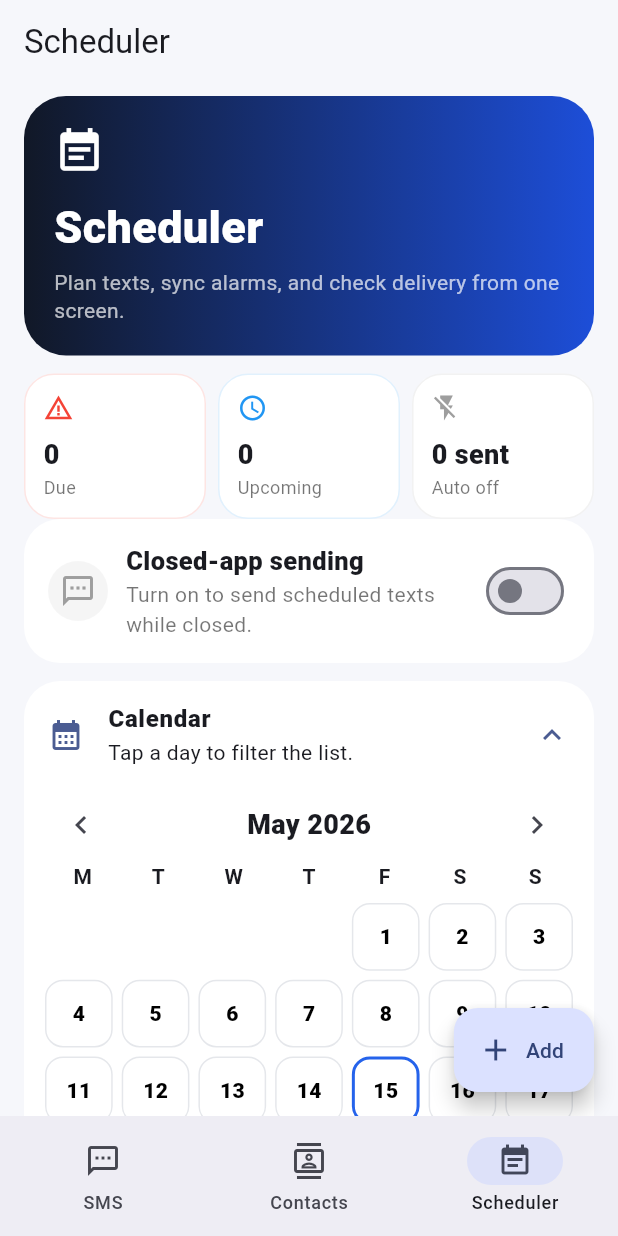
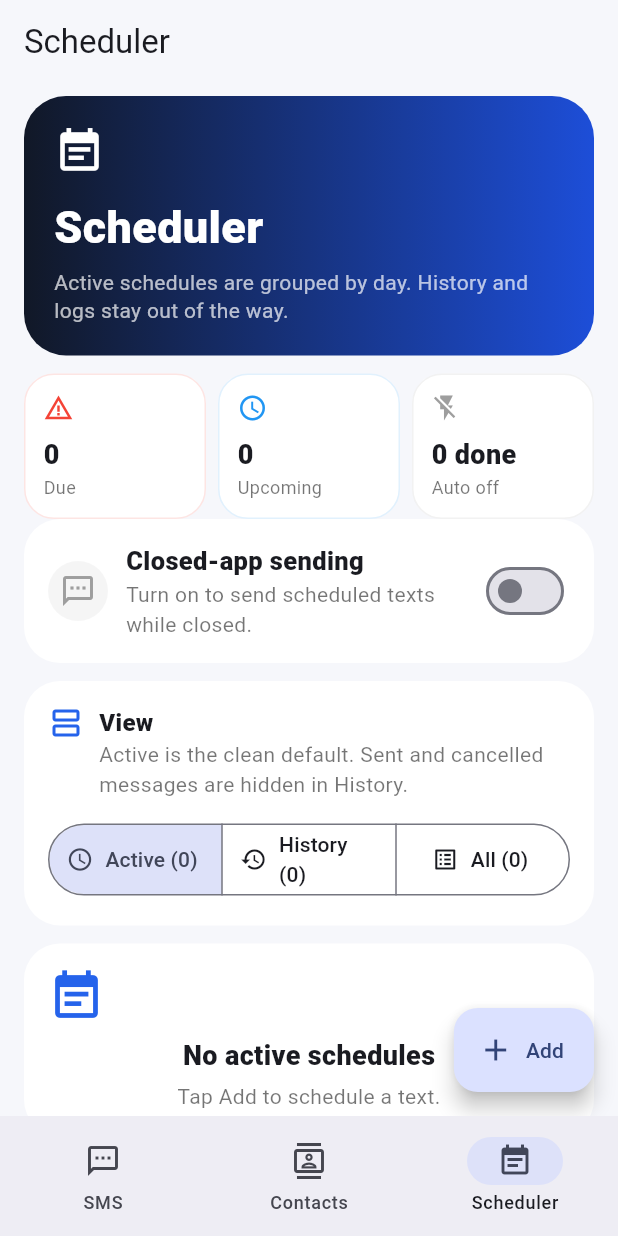
Before and after one commit to Archil3s/text-helper-, a Flutter app: the screen it shows after launch, item 3 of the bottom bar chosen, on a phone screen of 412 x 824 dp. Run offline on Flutter 3.47's test engine with Material 3 defaults, Android fonts, the phone set to English and light mode, and no system bars; our stand-ins replace shared_preferences.

Commit message:
Declutter scheduler with active grouped view

```diff
--- a/lib/main.dart
+++ b/lib/main.dart
@@ -44,6 +44,7 @@ class TextHelperApp extends StatelessWidget {
 }
 
 enum Status { scheduled, sent, cancelled }
+enum ScheduleFilter { active, history, all }
 
 class Contact {
   const Contact({required this.id, required this.name, required this.phone, this.note = '', this.fav = false});
@@ -550,25 +551,43 @@ class SchedulePage extends StatefulWidget {
 class _SchedulePageState extends State<SchedulePage> {
   late DateTime calendarMonth = DateTime(DateTime.now().year, DateTime.now().month);
   DateTime? selectedDay;
+  ScheduleFilter filter = ScheduleFilter.active;
 
   @override
   Widget build(BuildContext context) {
     final sorted = [...widget.jobs]..sort((a, b) => a.time.compareTo(b.time));
-    final filtered = selectedDay == null ? sorted : sorted.where((j) => sameDay(j.time, selectedDay!)).toList();
+    final dateFiltered = selectedDay == null ? sorted : sorted.where((j) => sameDay(j.time, selectedDay!)).toList();
+    final visible = switch (filter) {
+      ScheduleFilter.active => dateFiltered.where((j) => j.status == Status.scheduled).toList(),
+      ScheduleFilter.history => dateFiltered.where((j) => j.status != Status.scheduled).toList(),
+      ScheduleFilter.all => dateFiltered,
+    };
     final due = widget.jobs.where((j) => j.status == Status.scheduled && j.due).length;
     final upcoming = widget.jobs.where((j) => j.status == Status.scheduled && !j.due).length;
-    final sent = widget.jobs.where((j) => j.status == Status.sent).length;
+    final history = widget.jobs.where((j) => j.status != Status.scheduled).length;
     final last = widget.nativeEvents.isEmpty ? null : widget.nativeEvents.first;
 
     return AppPage(
       title: 'Scheduler',
-      subtitle: 'Plan texts, sync alarms, and check delivery from one screen.',
+      subtitle: 'Active schedules are grouped by day. History and logs stay out of the way.',
       icon: Icons.event_note,
       fab: () => widget.onEdit(null),
       children: [
-        QuickStats(due: due, upcoming: upcoming, sent: sent, autoSend: widget.autoSend),
+        QuickStats(due: due, upcoming: upcoming, sent: history, autoSend: widget.autoSend),
         AutoSendCard(enabled: widget.autoSend, onChanged: widget.onToggleAutoSend, onSync: widget.onSyncAlarms, alarmCount: widget.lastSyncedAlarmCount),
         if (last != null) LastResultCard(event: last, onRefresh: widget.onRefreshLogs),
+        ScheduleFilterBar(
+          value: filter,
+          activeCount: due + upcoming,
+          historyCount: history,
+          totalCount: widget.jobs.length,
+          onChanged: (value) => setState(() => filter = value),
+        ),
+        if (selectedDay != null) FilterChipRow(label: 'Showing ${_d(selectedDay!)}', onClear: () => setState(() => selectedDay = null)),
+        if (visible.isEmpty)
+          EmptyCard(icon: Icons.event_note, title: filter == ScheduleFilter.active ? 'No active schedules' : 'Nothing here', message: filter == ScheduleFilter.active ? 'Tap Add to schedule a text.' : 'Switch to Active or All to see scheduled texts.')
+        else
+          GroupedJobList(jobs: visible, onOpen: widget.onOpen, onEdit: widget.onEdit, onSent: widget.onSent, onCancel: widget.onCancel),
         ExpansionTile(
           tilePadding: const EdgeInsets.symmetric(horizontal: 16),
           collapsedShape: roundedShape,
@@ -577,8 +596,8 @@ class _SchedulePageState extends State<SchedulePage> {
           collapsedBackgroundColor: Colors.white,
           leading: const Icon(Icons.calendar_month),
           title: const Text('Calendar', style: TextStyle(fontWeight: FontWeight.w800)),
-          subtitle: const Text('Tap a day to filter the list.'),
-          initiallyExpanded: true,
+          subtitle: const Text('Optional: filter by day.'),
+          initiallyExpanded: false,
           children: [
             SchedulerCalendar(
               month: calendarMonth,
@@ -590,10 +609,6 @@ class _SchedulePageState extends State<SchedulePage> {
             ),
           ],
         ),
-        if (selectedDay != null) FilterChipRow(label: 'Showing ${_d(selectedDay!)}', onClear: () => setState(() => selectedDay = null)),
-        SectionHeader(icon: Icons.schedule, title: 'Scheduled texts', subtitle: filtered.isEmpty ? 'No matching messages.' : '${filtered.length} message${filtered.length == 1 ? '' : 's'} shown'),
-        if (filtered.isEmpty) const EmptyCard(icon: Icons.event_note, title: 'Nothing scheduled', message: 'Tap Add to schedule a text.'),
-        ...filtered.map((job) => JobTile(job: job, onOpen: widget.onOpen, onEdit: widget.onEdit, onSent: widget.onSent, onCancel: widget.onCancel)),
         ExpansionTile(
           tilePadding: const EdgeInsets.symmetric(horizontal: 16),
           collapsedShape: roundedShape,
@@ -602,9 +617,77 @@ class _SchedulePageState extends State<SchedulePage> {
           collapsedBackgroundColor: Colors.white,
           leading: const Icon(Icons.tune),
           title: const Text('Advanced logs', style: TextStyle(fontWeight: FontWeight.w800)),
-          subtitle: const Text('Use when you need to troubleshoot sending.'),
+          subtitle: const Text('Only open this when troubleshooting.'),
           children: [DiagnosticsCard(autoSend: widget.autoSend, alarmCount: widget.lastSyncedAlarmCount, lastRefresh: widget.lastLogRefresh, events: widget.nativeEvents, onRefresh: widget.onRefreshLogs)],
         ),
+      ],
+    );
+  }
+}
+
+class ScheduleFilterBar extends StatelessWidget {
+  const ScheduleFilterBar({super.key, required this.value, required this.activeCount, required this.historyCount, required this.totalCount, required this.onChanged});
+  final ScheduleFilter value;
+  final int activeCount;
+  final int historyCount;
+  final int totalCount;
+  final ValueChanged<ScheduleFilter> onChanged;
+
+  @override
+  Widget build(BuildContext context) => CleanCard(children: [
+        const SectionHeader(icon: Icons.view_agenda_outlined, title: 'View', subtitle: 'Active is the clean default. Sent and cancelled messages are hidden in History.'),
+        SegmentedButton<ScheduleFilter>(
+          segments: [
+            ButtonSegment(value: ScheduleFilter.active, label: Text('Active ($activeCount)'), icon: const Icon(Icons.schedule)),
+            ButtonSegment(value: ScheduleFilter.history, label: Text('History ($historyCount)'), icon: const Icon(Icons.history)),
+            ButtonSegment(value: ScheduleFilter.all, label: Text('All ($totalCount)'), icon: const Icon(Icons.list_alt)),
+          ],
+          selected: {value},
+          onSelectionChanged: (selected) => onChanged(selected.first),
+          showSelectedIcon: false,
+        ),
+      ]);
+}
+
+class GroupedJobList extends StatelessWidget {
+  const GroupedJobList({super.key, required this.jobs, required this.onOpen, required this.onEdit, required this.onSent, required this.onCancel});
+  final List<Job> jobs;
+  final void Function(Job) onOpen;
+  final Future<void> Function(Job?) onEdit;
+  final void Function(Job) onSent;
+  final void Function(Job) onCancel;
+
+  @override
+  Widget build(BuildContext context) {
+    final grouped = <String, List<Job>>{};
+    for (final job in jobs) {
+      final key = _d(job.time);
+      grouped.putIfAbsent(key, () => []).add(job);
+    }
+    final keys = grouped.keys.toList()..sort();
+    return Column(
+      crossAxisAlignment: CrossAxisAlignment.start,
+      children: [
+        SectionHeader(icon: Icons.schedule, title: 'Scheduled texts', subtitle: '${jobs.length} message${jobs.length == 1 ? '' : 's'} shown in ${keys.length} day group${keys.length == 1 ? '' : 's'}.'),
+        ...keys.map((key) {
+          final dayJobs = grouped[key]!..sort((a, b) => a.time.compareTo(b.time));
+          return ExpansionTile(
+            key: PageStorageKey('schedule-day-$key'),
+            tilePadding: const EdgeInsets.symmetric(horizontal: 16),
+            collapsedShape: roundedShape,
+            shape: roundedShape,
+            backgroundColor: Colors.white,
+            collapsedBackgroundColor: Colors.white,
+            initiallyExpanded: keys.length <= 2,
+            leading: CircleAvatar(child: Text('${dayJobs.length}')),
+            title: Text(dayLabel(dayJobs.first.time), style: const TextStyle(fontWeight: FontWeight.w900)),
+            subtitle: Text('${_t(dayJobs.first.time)}${dayJobs.length > 1 ? ' - ${_t(dayJobs.last.time)}' : ''}'),
+            children: dayJobs.map((job) => Padding(
+                  padding: const EdgeInsets.fromLTRB(12, 0, 12, 10),
+                  child: JobTile(job: job, onOpen: onOpen, onEdit: onEdit, onSent: onSent, onCancel: onCancel),
+                )).toList(),
+          );
+        }),
       ],
     );
   }
@@ -623,7 +706,7 @@ class QuickStats extends StatelessWidget {
         const SizedBox(width: 8),
         Expanded(child: StatCard(label: 'Upcoming', value: '$upcoming', icon: Icons.schedule, tone: Colors.blue)),
         const SizedBox(width: 8),
-        Expanded(child: StatCard(label: autoSend ? 'Auto on' : 'Auto off', value: '$sent sent', icon: autoSend ? Icons.flash_on : Icons.flash_off, tone: autoSend ? Colors.green : Colors.grey)),
+        Expanded(child: StatCard(label: autoSend ? 'Auto on' : 'Auto off', value: '$sent done', icon: autoSend ? Icons.flash_on : Icons.flash_off, tone: autoSend ? Colors.green : Colors.grey)),
       ]);
 }
 
@@ -702,11 +785,12 @@ class JobTile extends StatelessWidget {
 
   @override
   Widget build(BuildContext context) => Card(
+        margin: EdgeInsets.zero,
         child: Padding(
-          padding: const EdgeInsets.all(16),
+          padding: const EdgeInsets.all(14),
           child: Column(crossAxisAlignment: CrossAxisAlignment.start, children: [
             Row(children: [
-              Expanded(child: Text(job.name, style: const TextStyle(fontWeight: FontWeight.w900, fontSize: 17))),
+              Expanded(child: Text(job.name, style: const TextStyle(fontWeight: FontWeight.w900, fontSize: 16))),
               StatusPill(job: job),
               PopupMenuButton<String>(
                 onSelected: (value) {
@@ -722,12 +806,16 @@ class JobTile extends StatelessWidget {
             Row(children: [
               Icon(Icons.schedule, size: 16, color: job.due ? Colors.red : Colors.black54),
               const SizedBox(width: 6),
-              Text('${_d(job.time)} ${_t(job.time)}${job.due ? ' • due now' : ''}', style: TextStyle(color: job.due ? Colors.red : Colors.black54, fontWeight: FontWeight.w700)),
+              Text('${_t(job.time)}${job.due ? ' • due now' : ''}', style: TextStyle(color: job.due ? Colors.red : Colors.black54, fontWeight: FontWeight.w700)),
             ]),
-            const Divider(height: 22),
-            Text(job.text),
+            const SizedBox(height: 8),
+            Text(job.text, maxLines: 2, overflow: TextOverflow.ellipsis),
             gap,
-            SizedBox(width: double.infinity, child: FilledButton.tonalIcon(onPressed: job.status == Status.scheduled ? () => onOpen(job) : null, icon: const Icon(Icons.sms), label: const Text('Open SMS'))),
+            Row(children: [
+              Expanded(child: FilledButton.tonalIcon(onPressed: job.status == Status.scheduled ? () => onOpen(job) : null, icon: const Icon(Icons.sms), label: const Text('Open SMS'))),
+              const SizedBox(width: 8),
+              OutlinedButton(onPressed: job.status == Status.scheduled ? () => onCancel(job) : null, child: const Text('Cancel')),
+            ]),
           ]),
         ),
       );
@@ -1162,6 +1250,12 @@ String _t(DateTime date) => '${date.hour.toString().padLeft(2, '0')}:${date.minu
 bool sameDay(DateTime a, DateTime b) => a.year == b.year && a.month == b.month && a.day == b.day;
 String monthName(int month) => const ['Jan', 'Feb', 'Mar', 'Apr', 'May', 'Jun', 'Jul', 'Aug', 'Sep', 'Oct', 'Nov', 'Dec'][month - 1];
 String titleCase(String value) => value.isEmpty ? value : value[0].toUpperCase() + value.substring(1);
+String dayLabel(DateTime date) {
+  final now = DateTime.now();
+  if (sameDay(date, now)) return 'Today';
+  if (sameDay(date, now.add(const Duration(days: 1)))) return 'Tomorrow';
+  return '${_d(date)}';
+}
 String spacingLabel(String spacing) => switch (spacing) {
       'test15' => '15 seconds apart (test)',
       'test30' => '30 seconds apart (test)',
```
